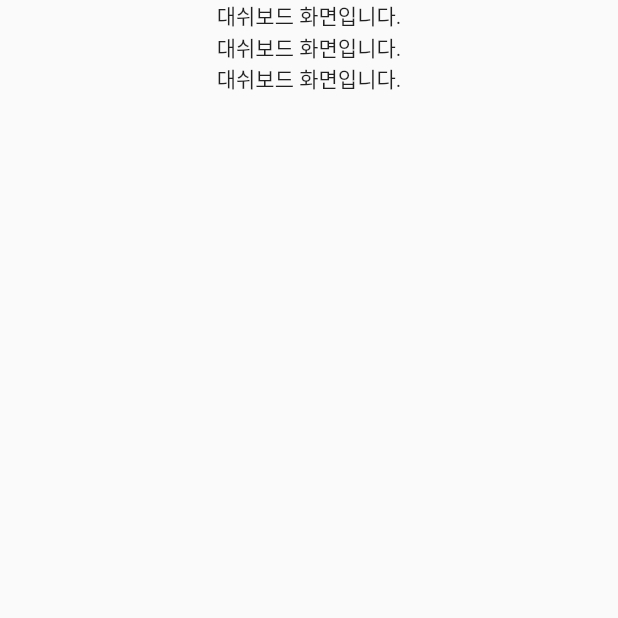
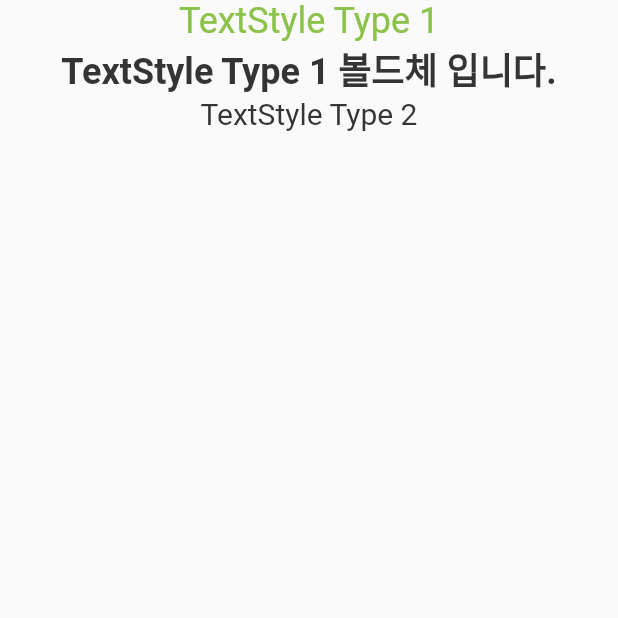
Before and after one commit to sosu-academy/sosu-web-client, a Flutter app: the MainDesignSystemPage screen opened directly, on a phone screen of 412 x 824 dp, the top half of it. Run offline on Flutter 3.47's test engine with Material 2 defaults, Android fonts, the light colour scheme and no system bars; our stand-ins replace dio, flutter_dotenv, logger; missing offline and left inert: side_navigation; network calls fail.

Commit message:
feat: TextStyle DesignSystem 추가

```diff
--- a/lib/src/network/http_client.dart
+++ b/lib/src/network/http_client.dart
@@ -11,6 +11,9 @@ class HttpClient {
   late Dio _client;
 
   Dio initClient() {
+    // jenkins 에서 Environment 할때 아래 코드 사용할수 있을듯
+    // const String myEnv = String.fromEnvironment('TEST_ENV', defaultValue: 'undefined url!');
+    // print("TEST $myEnv");
     final String baseUrl = dotenv.env['BASE_URL']!;
     return Dio(BaseOptions(
         baseUrl: baseUrl,
--- a/lib/src/ui/design_system/main_design_system.dart
+++ b/lib/src/ui/design_system/main_design_system.dart
@@ -1,21 +1,24 @@
 import 'package:flutter/material.dart';
+import 'package:sosu_web/src/ui/style/design_system.dart';
 
 /// Description : 메인 > 디자인 시스템 화면
 ///
 /// Created by juhongmin on 2023/04/19
 class MainDesignSystemPage extends StatelessWidget {
 
-  const MainDesignSystemPage({super.key});
+  final List<Widget> _views = [];
+
+  MainDesignSystemPage({super.key});
 
   @override
   Widget build(BuildContext context) {
     return Scaffold(
       body: Column(
         key: const Key("HIHI"),
-        children: const [
-          Center(child: Text("대쉬보드 화면입니다.")),
-          Center(child: Text("대쉬보드 화면입니다.")),
-          Center(child: Text("대쉬보드 화면입니다."))
+        children: [
+          Center(child: TvStyle.t1(title: "TextStyle Type 1", color: Colors.lightGreen)),
+          Center(child: TvStyle.t1_B(title: "TextStyle Type 1 볼드체 입니다.")),
+          Center(child: TvStyle.t2(title: "TextStyle Type 2"))
         ],
       ),
     );
--- /dev/null
+++ b/lib/src/ui/style/design_system.dart
@@ -0,0 +1,68 @@
+import 'package:flutter/material.dart';
+
+/// Description : 공통 디자인 시스템
+/// 텍스트 스타일은 아래로 정의
+/// t1 -> fontSize 24
+/// t2 -> fontSize 20
+/// t3 -> fontSize 16
+/// t4 -> fontSize 14
+/// t5 -> fontSize 12
+/// Created by juhongmin on 2023/04/22
+///
+class TvStyle {
+  static Text t1({required String title, Color color = Colors.black}) {
+    return _initText(title, color, 24, FontWeight.normal);
+  }
+
+  static Text t1_B(
+      {required String title, Color color = const Color(0xFF343434)}) {
+    return _initText(title, color, 24, FontWeight.bold);
+  }
+
+  static Text t2(
+      {required String title, Color color = const Color(0xFF343434)}) {
+    return _initText(title, color, 20, FontWeight.normal);
+  }
+
+  static Text t2_B(
+      {required String title, Color color = const Color(0xFF343434)}) {
+    return _initText(title, color, 20, FontWeight.normal);
+  }
+
+  static Text t3(
+      {required String title, Color color = const Color(0xFF343434)}) {
+    return _initText(title, color, 16, FontWeight.normal);
+  }
+
+  static Text t3_B(
+      {required String title, Color color = const Color(0xFF343434)}) {
+    return _initText(title, color, 16, FontWeight.normal);
+  }
+
+  static Text t4(
+      {required String title, Color color = const Color(0xFF343434)}) {
+    return _initText(title, color, 14, FontWeight.normal);
+  }
+
+  static Text t4_B(
+      {required String title, Color color = const Color(0xFF343434)}) {
+    return _initText(title, color, 14, FontWeight.normal);
+  }
+
+  static Text t5(
+      {required String title, Color color = const Color(0xFF343434)}) {
+    return _initText(title, color, 12, FontWeight.normal);
+  }
+
+  static Text t5_B(
+      {required String title, Color color = const Color(0xFF343434)}) {
+    return _initText(title, color, 12, FontWeight.normal);
+  }
+
+  static Text _initText(
+      String title, Color color, double textSize, FontWeight fontWeight) {
+    TextStyle style =
+        TextStyle(color: color, fontWeight: fontWeight, fontSize: textSize);
+    return Text(title, style: style);
+  }
+}
```
Also changed, not shown: lib/main.dart (+42 -27 lines), lib/src/ui/dash_board/main_dash_board.dart (+1 -6 lines).
